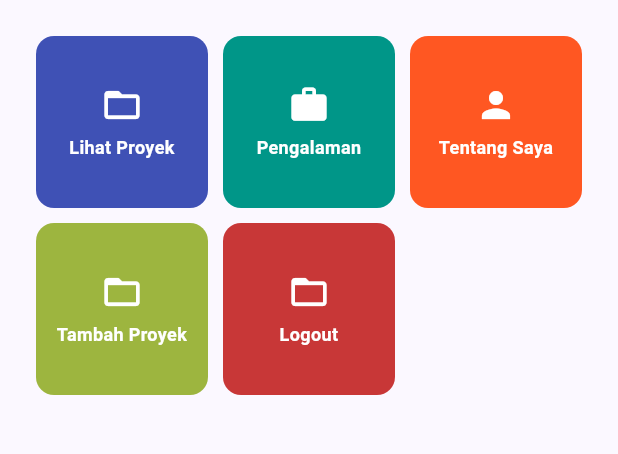
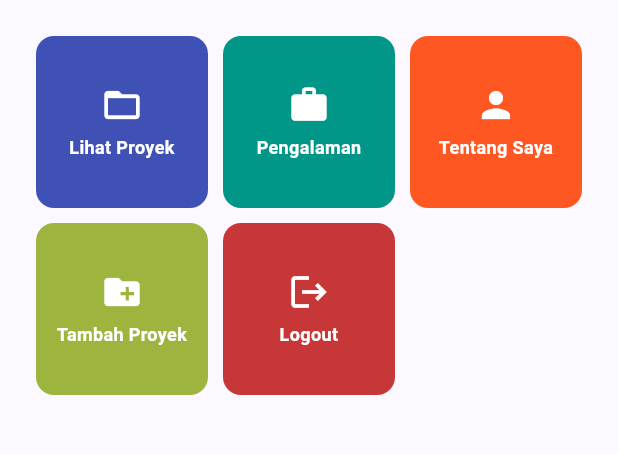
Before and after one commit to rahelaruan91/myportofolio_mobile, a Flutter app: the screen it shows after launch, on a phone screen of 412 x 824 dp, the part 584-1038 px from its top. Run offline on Flutter 3.47's test engine with Material 3 defaults, Android fonts, the phone set to English and light mode, and no system bars.

Commit message:
style(menu): clarify the add project and logout action icon

```diff
--- a/lib/menu.dart
+++ b/lib/menu.dart
@@ -25,12 +25,12 @@ class MyHomePage extends StatelessWidget {
     ),
     ItemHomepage(
       name: 'Tambah Proyek',
-      icon: Icons.folder_open,
+      icon: Icons.create_new_folder,
       color: Color.fromARGB(255, 157, 181, 63),
     ),
     ItemHomepage(
       name: 'Logout',
-      icon: Icons.folder_open,
+      icon: Icons.logout,
       color: Color.fromARGB(255, 200, 55, 55),
     ),
   ];
```
